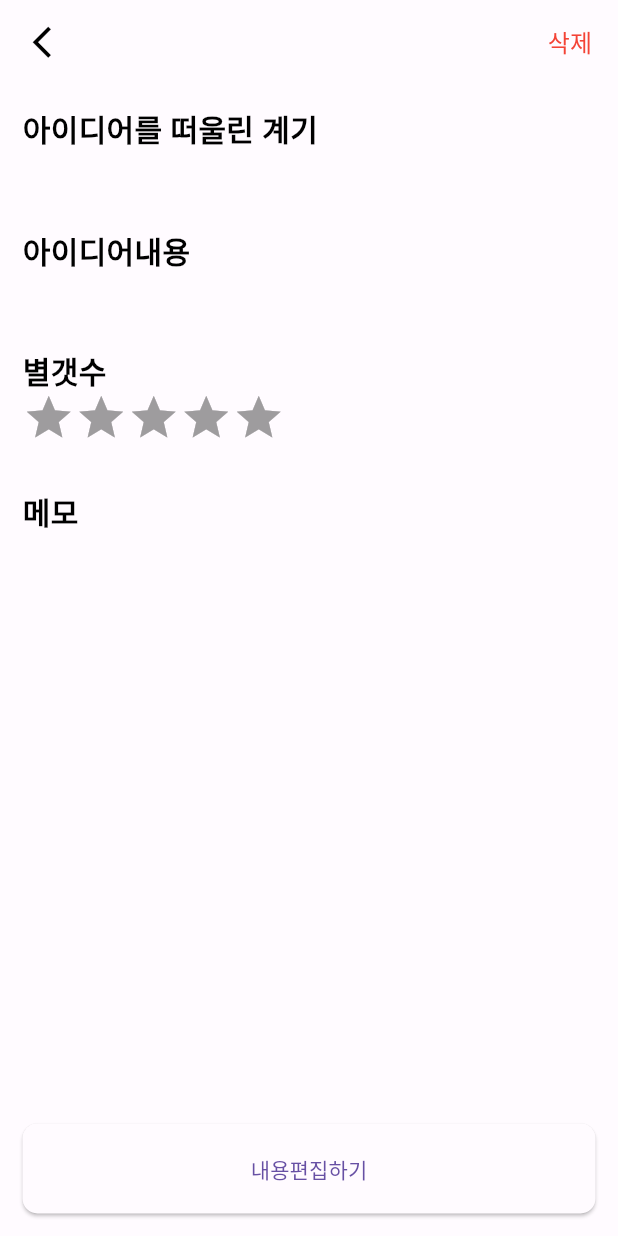
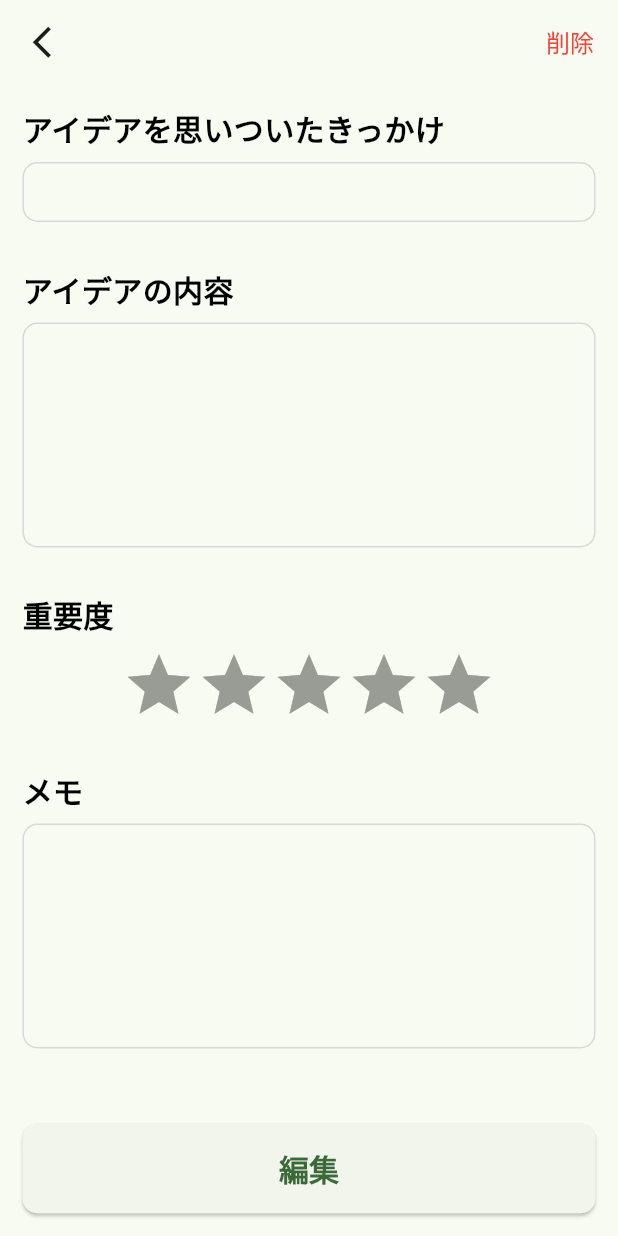
Before and after one commit to KIM-Git-Hub/Idea-Note, a Flutter app: the DetailScreen screen opened directly with empty values, on a phone screen of 412 x 824 dp. Run offline on Flutter 3.47's test engine with Material 2 defaults, Android fonts, the light colour scheme and no system bars; drawn by our look-alikes of flutter_rating_bar; our stand-ins replace go_router, sqflite; accounts and stored records are empty.

Commit message:
Idea Note 11/09 完

```diff
--- a/lib/main.dart
+++ b/lib/main.dart
@@ -1,9 +1,7 @@
 import 'package:flutter/material.dart';
 import 'package:go_router/go_router.dart';
-import 'package:idea_note_app/color_schemes.g.dart';
 import 'package:idea_note_app/data/idea_info.dart';
 import 'package:idea_note_app/screen/detail_screen.dart';
-
 import 'package:idea_note_app/screen/main_screen.dart';
 import 'package:idea_note_app/screen/splash_screen.dart';
 
@@ -58,7 +56,7 @@ class MyApp extends StatelessWidget {
       title: 'Idea Note',
       theme: ThemeData(
         useMaterial3: true,
-        colorScheme: lightColorScheme,
+        colorScheme: ColorScheme.fromSeed(seedColor: Colors.green),
       ),
     );
   }
--- a/lib/screen/detail_screen.dart
+++ b/lib/screen/detail_screen.dart
@@ -3,7 +3,6 @@ import 'package:flutter_rating_bar/flutter_rating_bar.dart';
 import 'package:go_router/go_router.dart';
 import 'package:idea_note_app/data/idea_info.dart';
 import 'package:idea_note_app/database/database_helper.dart';
-
 
 class DetailScreen extends StatelessWidget {
   IdeaInfo? ideaInfo;
@@ -16,20 +15,21 @@ class DetailScreen extends StatelessWidget {
   Widget build(BuildContext context) {
     return Scaffold(
       appBar: AppBar(
-        elevation: 0,
         leading: GestureDetector(
           child: Icon(
             Icons.arrow_back_ios_new,
             size: 25,
-            color: Colors.black,
           ),
           onTap: () {
             Navigator.pop(context);
           },
         ),
-        title: Text(
+        title: Container(
+          alignment: Alignment.center,
+          child: Text(
             ideaInfo!.title,
-          style: TextStyle(fontSize: 15),
+            style: TextStyle(fontSize: 20),
+          ),
         ),
         actions: [
           TextButton(
@@ -40,16 +40,16 @@ class DetailScreen extends StatelessWidget {
                   context: context,
                   builder: (context) {
                     return AlertDialog(
-                      title: Text('삭제?'),
-                      content: Text('아이디어를 삭제할거에용?'),
+                      title: Text('削除'),
+                      content: Text('アイデアを削除しますか？'),
                       actions: [
                         TextButton(
                             onPressed: () {
                               context.pop();
                             },
                             child: Text(
-                              '취소',
-                              style: TextStyle(color: Colors.grey),
+                              'キャンセル',
+                              style: TextStyle(color: Colors.black),
                             )),
                         TextButton(
                             onPressed: () async {
@@ -58,8 +58,10 @@ class DetailScreen extends StatelessWidget {
                               context.pop('delete'); // 이전 화면
                             },
                             child: Text(
-                              '삭제',
-                              style: TextStyle(color: Colors.red),
+                              '削除',
+                              style: TextStyle(
+                                  color: Colors.red,
+                                  fontWeight: FontWeight.bold),
                             ))
                       ],
                     );
@@ -67,7 +69,7 @@ class DetailScreen extends StatelessWidget {
                 );
               },
               child: Text(
-                '삭제',
+                '削除',
                 style: TextStyle(color: Colors.red, fontSize: 16),
               ))
         ],
@@ -83,53 +85,76 @@ class DetailScreen extends StatelessWidget {
                   crossAxisAlignment: CrossAxisAlignment.start,
                   children: [
                     Text(
-                      '아이디어를 떠울린 계기',
+                      'アイデアを思いついたきっかけ',
                       style: TextStyle(
                         color: Colors.black,
                         fontSize: 20,
                         fontWeight: FontWeight.bold,
                       ),
                     ),
-                    Text(
+                    Container(
+                      alignment: Alignment.centerLeft,
+                      margin: EdgeInsets.only(top: 8),
+                      height: 40,
+                      padding:
+                          EdgeInsets.symmetric(vertical: 0, horizontal: 10),
+                      child: Text(
                         ideaInfo!.motive,
-                      style: TextStyle(
-                        color: Color(0xffa5a5a5),
+                        style: TextStyle(color: Colors.black, fontSize: 12),
                       ),
+                      decoration: BoxDecoration(
+                        border: Border.all(width: 1, color: Color(0xffd9d9d9)),
+                        borderRadius: BorderRadius.circular(10),
+                      ),
+                      width: double.infinity,
                     ),
                     SizedBox(
                       height: 30,
                     ),
                     Text(
-                      '아이디어내용',
+                      'アイデアの内容',
                       style: TextStyle(
                         color: Colors.black,
                         fontSize: 20,
                         fontWeight: FontWeight.bold,
                       ),
                     ),
-                    Text(
+                    Container(
+                      alignment: Alignment.topLeft,
+                      margin: EdgeInsets.only(top: 8),
+                      height: 150,
+                      padding:
+                          EdgeInsets.symmetric(vertical: 10, horizontal: 10),
+                      child: Text(
                         ideaInfo!.content,
-                      style: TextStyle(
-                        color: Color(0xffa5a5a5),
+                        style: TextStyle(color: Colors.black, fontSize: 12),
                       ),
+                      decoration: BoxDecoration(
+                        border: Border.all(width: 1, color: Color(0xffd9d9d9)),
+                        borderRadius: BorderRadius.circular(10),
+                      ),
+                      width: double.infinity,
                     ),
                     SizedBox(
                       height: 30,
                     ),
                     Text(
-                      '별갯수',
+                      '重要度',
                       style: TextStyle(
                         color: Colors.black,
                         fontSize: 20,
                         fontWeight: FontWeight.bold,
                       ),
                     ),
-                    RatingBar.builder(
+                    Container(
+                      alignment: Alignment.center,
+                      margin: EdgeInsets.only(top: 8),
+                      child: RatingBar.builder(
                         initialRating: ideaInfo!.priority,
                         minRating: 1,
                         itemCount: 5,
                         direction: Axis.horizontal,
-                      itemSize: 35,
+                        itemSize: 50,
                         itemPadding: EdgeInsets.symmetric(horizontal: 0),
                         itemBuilder: (context, index) {
                           return Icon(
@@ -141,22 +166,33 @@ class DetailScreen extends StatelessWidget {
                         updateOnDrag: false,
                         onRatingUpdate: (value) {},
                       ),
+                    ),
                     SizedBox(
                       height: 30,
                     ),
                     Text(
-                      '메모',
+                      'メモ',
                       style: TextStyle(
                         color: Colors.black,
                         fontSize: 20,
                         fontWeight: FontWeight.bold,
                       ),
                     ),
-                    Text(
+                    Container(
+                      alignment: Alignment.topLeft,
+                      margin: EdgeInsets.only(top: 8),
+                      height: 150,
+                      padding:
+                          EdgeInsets.symmetric(vertical: 10, horizontal: 10),
+                      child: Text(
                         ideaInfo!.memo,
-                      style: TextStyle(
-                        color: Color(0xffa5a5a5),
+                        style: TextStyle(color: Colors.black, fontSize: 12),
                       ),
+                      decoration: BoxDecoration(
+                        border: Border.all(width: 1, color: Color(0xffd9d9d9)),
+                        borderRadius: BorderRadius.circular(10),
+                      ),
+                      width: double.infinity,
                     ),
                   ],
                 ),
@@ -174,13 +210,13 @@ class DetailScreen extends StatelessWidget {
                 ),
                 onPressed: () async {
                   var result = await context.push('/edit', extra: ideaInfo);
-                  if(result != null){
-                    if(result == 'update'){
+                  if (result != null) {
+                    if (result == 'update') {
                       context.pop('update');
                     }
                   }
                 },
-                child: Text('내용편집하기')),
+                child: Text('編集', style: TextStyle(fontWeight: FontWeight.bold, fontSize: 20),)),
           )
         ],
       ),
--- a/lib/screen/edit_screen.dart
+++ b/lib/screen/edit_screen.dart
@@ -2,7 +2,6 @@ import 'package:flutter/material.dart';
 import 'package:go_router/go_router.dart';
 import 'package:idea_note_app/data/idea_info.dart';
 import 'package:idea_note_app/database/database_helper.dart';
-
 
 class EditScreen extends StatefulWidget {
   IdeaInfo? ideaInfo;
@@ -19,7 +18,7 @@ class _EditScreenState extends State<EditScreen> {
   final TextEditingController contentController = TextEditingController();
   final TextEditingController memoController = TextEditingController();
   double sliderValue = 0.0;
-  List<String> sliderValueString = ["X", "★", "★★", "★★★", "★★★★", "★★★★★"];
+  List<String> sliderValueString = ["☆", "★", "★★", "★★★", "★★★★", "★★★★★"];
   final dbHelper = DatabaseHelper();
 
   @override
@@ -41,37 +40,40 @@ class _EditScreenState extends State<EditScreen> {
   Widget build(BuildContext context) {
     return Scaffold(
       appBar: AppBar(
-        backgroundColor: Colors.white,
-        elevation: 0,
         leading: GestureDetector(
           child: Icon(
             Icons.arrow_back_ios_new,
             size: 25,
-            color: Colors.black,
           ),
           onTap: () {
             Navigator.pop(context);
           },
         ),
         title: Text(
-          widget.ideaInfo == null ? '아이디어 작성' : '아이디어 편집',
-          style: TextStyle(fontSize: 15),
+          widget.ideaInfo == null ? 'アイデア作成' : 'アイデア編集',
+          style: TextStyle(fontSize: 20),
         ),
       ),
-      body: SingleChildScrollView(
+      body: Column(
+        children: [
+          Expanded(
+              child: SingleChildScrollView(
             child: Container(
               margin: EdgeInsets.all(15),
               child: Column(
                 crossAxisAlignment: CrossAxisAlignment.start,
                 children: [
-              Text('제목'),
+                  Text(
+                    'タイトル',
+                    style: TextStyle(fontSize: 15),
+                  ),
                   Container(
                     margin: EdgeInsets.only(top: 8),
                     height: 40,
                     child: TextField(
                       textInputAction: TextInputAction.next,
                       decoration: InputDecoration(
-                      hintText: '아이디아 제목',
+                          hintText: 'アイデアのタイトルを作成してください。',
                           hintStyle: TextStyle(color: Color(0xffb4b4b4)),
                           contentPadding:
                               EdgeInsets.symmetric(vertical: 0, horizontal: 10),
@@ -88,14 +90,14 @@ class _EditScreenState extends State<EditScreen> {
                   SizedBox(
                     height: 15,
                   ),
-              Text('아이디어 떠올린 계기'),
+                  Text('アイデアを思いついたきっかけ'),
                   Container(
                     margin: EdgeInsets.only(top: 8),
                     height: 40,
                     child: TextField(
                       textInputAction: TextInputAction.next,
                       decoration: InputDecoration(
-                      hintText: '아이디아 제목',
+                          hintText: 'アイデアを思いついたきっかけを作成してください。',
                           hintStyle: TextStyle(color: Color(0xffb4b4b4)),
                           contentPadding:
                               EdgeInsets.symmetric(vertical: 0, horizontal: 10),
@@ -112,17 +114,17 @@ class _EditScreenState extends State<EditScreen> {
                   SizedBox(
                     height: 15,
                   ),
-              Text('아이디어 내용'),
+                  Text('アイデアの内容'),
                   Container(
                     margin: EdgeInsets.only(top: 8),
                     child: TextField(
-                  maxLength: 500,
-                  maxLines: 5,
+                      maxLength: 300,
+                      maxLines: 7,
                       decoration: InputDecoration(
-                      hintText: '아이디아 제목',
+                          hintText: 'アイデアの内容を作成してください。',
                           hintStyle: TextStyle(color: Color(0xffb4b4b4)),
-                      contentPadding:
-                          EdgeInsets.symmetric(vertical: 10, horizontal: 10),
+                          contentPadding: EdgeInsets.symmetric(
+                              vertical: 10, horizontal: 10),
                           border: OutlineInputBorder(
                             borderSide: BorderSide(
                               color: Color(0xffd9d9d9),
@@ -136,7 +138,7 @@ class _EditScreenState extends State<EditScreen> {
                   SizedBox(
                     height: 15,
                   ),
-              Text('아이디어 중요도 내용'),
+                  Text('重要度'),
                   Slider(
                     value: sliderValue,
                     max: 5,
@@ -150,17 +152,17 @@ class _EditScreenState extends State<EditScreen> {
                       });
                     },
                   ),
-              Text('메모(선택)'),
+                  Text('メモ（選択）'),
                   Container(
                     margin: EdgeInsets.only(top: 8),
                     child: TextField(
-                  maxLength: 500,
-                  maxLines: 5,
+                      maxLength: 300,
+                      maxLines: 7,
                       decoration: InputDecoration(
-                      hintText: '아이디아 제목',
+                          hintText: 'メモを作成してください。',
                           hintStyle: TextStyle(color: Color(0xffb4b4b4)),
-                      contentPadding:
-                          EdgeInsets.symmetric(vertical: 10, horizontal: 10),
+                          contentPadding: EdgeInsets.symmetric(
+                              vertical: 10, horizontal: 10),
                           border: OutlineInputBorder(
                             borderSide: BorderSide(
                               color: Color(0xffd9d9d9),
@@ -174,11 +176,16 @@ class _EditScreenState extends State<EditScreen> {
                   SizedBox(
                     height: 15,
                   ),
+                ],
+              ),
+            ),
+          )),
 
           ///아이디어 작성버튼 완료 버튼
           Container(
             width: double.infinity,
             height: 60,
+            margin: EdgeInsets.all(15),
             child: ElevatedButton(
                 style: ElevatedButton.styleFrom(
                   shape: RoundedRectangleBorder(
@@ -195,20 +202,20 @@ class _EditScreenState extends State<EditScreen> {
                   if (titleValue.isEmpty) {
                     ScaffoldMessenger.of(context).showSnackBar(
                       SnackBar(
-                            content: Text('타이틀을 입력해줭.'),
+                        content: Text('タイトルを入力してください。'),
                         duration: Duration(seconds: 2),
                       ),
                     );
                     return;
                   } else if (motiveValue.isEmpty) {
                     ScaffoldMessenger.of(context).showSnackBar(SnackBar(
-                          content: Text('아이디아 계기 입력해줭.'),
+                      content: Text('アイデアを思いついたきっかけを作成してください。'),
                       duration: Duration(seconds: 2),
                     ));
                     return;
                   } else if (contentValue.isEmpty) {
                     ScaffoldMessenger.of(context).showSnackBar(SnackBar(
-                          content: Text('아이디어 내용 입력해줭.'),
+                      content: Text('アイデアの内容を作成してください。'),
                       duration: Duration(seconds: 2),
                     ));
                     return;
@@ -239,11 +246,12 @@ class _EditScreenState extends State<EditScreen> {
                     context.pop('update');
                   }
                 },
-                    child: Text('저장하기')),
+                child: Text(
+                  '保存',
+                  style: TextStyle(fontWeight: FontWeight.bold, fontSize: 20),
+                )),
           )
         ],
-          ),
-        ),
       ),
     );
   }
--- a/lib/screen/main_screen.dart
+++ b/lib/screen/main_screen.dart
@@ -29,14 +29,14 @@ class _MainScreenState extends State<MainScreen> {
   Widget build(BuildContext context) {
     return Scaffold(
       appBar: AppBar(
-        backgroundColor: Colors.white,
-        elevation: 0,
-        title: Text(
-          'Idea Note',
-          style: TextStyle(
-            color: Colors.black,
-            fontWeight: FontWeight.bold,
-            fontSize: 30,
+        title: Container(
+          alignment: Alignment.center,
+          margin: EdgeInsets.all(15),
+          child: Text(
+            'Idea Note',
+            style: TextStyle(
+              fontSize: 30,
+            ),
           ),
         ),
       ),
@@ -55,11 +55,11 @@ class _MainScreenState extends State<MainScreen> {
                   if (result == 'delete') {
                     getIdeaInfo();
                     ScaffoldMessenger.of(context)
-                        .showSnackBar(SnackBar(content: Text('삭제완료')));
+                        .showSnackBar(SnackBar(content: Text('削除しました。')));
                   } else if (result == 'update') {
                     getIdeaInfo();
                     ScaffoldMessenger.of(context)
-                        .showSnackBar(SnackBar(content: Text('수정완료')));
+                        .showSnackBar(SnackBar(content: Text('修正しました。')));
                   }
                 }
               },
@@ -78,7 +78,7 @@ class _MainScreenState extends State<MainScreen> {
               if (result == 'insert') {
                 getIdeaInfo();
                 ScaffoldMessenger.of(context)
-                    .showSnackBar(SnackBar(content: Text('작성완료')));
+                    .showSnackBar(SnackBar(content: Text('作成しました。')));
               }
             }
           },
@@ -111,7 +111,6 @@ class _MainScreenState extends State<MainScreen> {
             ),
           ),
           Align(
-
               ///기록 날짜
               alignment: Alignment.bottomRight,
               child: Container(
@@ -121,7 +120,7 @@ class _MainScreenState extends State<MainScreen> {
                       DateTime.fromMillisecondsSinceEpoch(
                           listIdeaInfo[index].createdAt)),
                   style: TextStyle(
-                    color: Color(0xffaeaeae),
+                    color: Colors.black,
                     fontSize: 10,
                   ),
                 ),
```
Also changed, not shown: lib/color_schemes.g.dart (deleted). Lines whose indentation alone changed are shown as unchanged.
